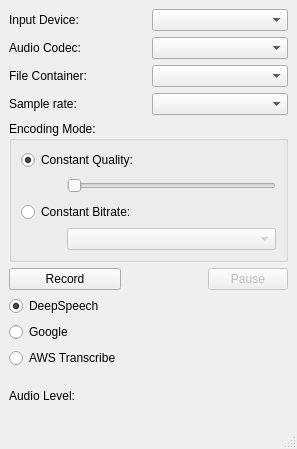
The window that audiorecorder.ui (xavi-b/speechrecognitor) describes before a commit, drawn with Qt 5.
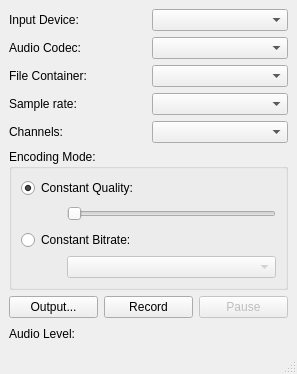
The same window after the commit.

Patch:
```diff
--- a/audiorecorder.ui
+++ b/audiorecorder.ui
@@ -7,7 +7,7 @@
     <x>0</x>
     <y>0</y>
     <width>297</width>
-    <height>449</height>
+    <height>374</height>
    </rect>
   </property>
   <property name="windowTitle">
@@ -15,28 +15,25 @@
   </property>
   <widget class="QWidget" name="centralwidget">
    <layout class="QGridLayout" name="gridLayout_3">
-    <item row="8" column="1" colspan="2">
-     <layout class="QVBoxLayout" name="levelsLayout"/>
-    </item>
-    <item row="8" column="0">
-     <widget class="QLabel" name="levelLabel">
-      <property name="text">
-       <string>Audio Level:</string>
-      </property>
-     </widget>
-    </item>
-    <item row="4" column="2">
-     <widget class="QPushButton" name="pauseButton">
-      <property name="enabled">
-       <bool>false</bool>
-      </property>
-      <property name="text">
-       <string>Pause</string>
-      </property>
-     </widget>
-    </item>
     <item row="0" column="0" colspan="3">
      <layout class="QGridLayout" name="gridLayout_2">
+      <item row="3" column="0">
+       <widget class="QLabel" name="label_4">
+        <property name="text">
+         <string>Sample rate:</string>
+        </property>
+       </widget>
+      </item>
+      <item row="0" column="1">
+       <widget class="QComboBox" name="audioDeviceBox"/>
+      </item>
+      <item row="1" column="0">
+       <widget class="QLabel" name="label_2">
+        <property name="text">
+         <string>Audio Codec:</string>
+        </property>
+       </widget>
+      </item>
       <item row="0" column="0">
        <widget class="QLabel" name="label">
         <property name="text">
@@ -51,48 +48,27 @@
         </property>
        </widget>
       </item>
-      <item row="0" column="1">
-       <widget class="QComboBox" name="audioDeviceBox"/>
-      </item>
       <item row="2" column="1">
        <widget class="QComboBox" name="containerBox"/>
       </item>
-      <item row="1" column="0">
-       <widget class="QLabel" name="label_2">
-        <property name="text">
-         <string>Audio Codec:</string>
-        </property>
-       </widget>
-      </item>
-      <item row="1" column="1">
-       <widget class="QComboBox" name="audioCodecBox"/>
-      </item>
-      <item row="3" column="0">
-       <widget class="QLabel" name="label_4">
-        <property name="text">
-         <string>Sample rate:</string>
-        </property>
-       </widget>
-      </item>
       <item row="3" column="1">
        <widget class="QComboBox" name="sampleRateBox"/>
       </item>
+      <item row="1" column="1">
+       <widget class="QComboBox" name="audioCodecBox"/>
+      </item>
+      <item row="4" column="0">
+       <widget class="QLabel" name="label_5">
+        <property name="text">
+         <string>Channels:</string>
+        </property>
+       </widget>
+      </item>
+      <item row="4" column="1">
+       <widget class="QComboBox" name="channelsBox"/>
+      </item>
      </layout>
     </item>
-    <item row="4" column="0">
-     <widget class="QPushButton" name="recordButton">
-      <property name="text">
-       <string>Record</string>
-      </property>
-     </widget>
-    </item>
-    <item row="6" column="0">
-     <widget class="QRadioButton" name="googleSpeechRadioBtn">
-      <property name="text">
-       <string>Google</string>
-      </property>
-     </widget>
-    </item>
     <item row="1" column="0" colspan="3">
      <widget class="QGroupBox" name="groupBox">
       <property name="title">
@@ -165,23 +141,40 @@
       </layout>
      </widget>
     </item>
-    <item row="5" column="0">
-     <widget class="QRadioButton" name="deepSpeechRadioBtn">
+    <item row="2" column="0">
+     <widget class="QPushButton" name="outputButton">
       <property name="text">
-       <string>DeepSpeech</string>
+       <string>Output...</string>
       </property>
-      <property name="checked">
-       <bool>true</bool>
+     </widget>
+    </item>
+    <item row="2" column="1">
+     <widget class="QPushButton" name="recordButton">
+      <property name="text">
+       <string>Record</string>
       </property>
      </widget>
     </item>
-    <item row="7" column="0">
-     <widget class="QRadioButton" name="awsTranscribeRadioBtn">
+    <item row="2" column="2">
+     <widget class="QPushButton" name="pauseButton">
+      <property name="enabled">
+       <bool>false</bool>
+      </property>
       <property name="text">
-       <string>AWS Transcribe</string>
+       <string>Pause</string>
       </property>
      </widget>
     </item>
+    <item row="3" column="0">
+     <widget class="QLabel" name="levelLabel">
+      <property name="text">
+       <string>Audio Level:</string>
+      </property>
+     </widget>
+    </item>
+    <item row="3" column="1" colspan="2">
+     <layout class="QVBoxLayout" name="levelsLayout"/>
+    </item>
    </layout>
   </widget>
   <widget class="QStatusBar" name="statusbar"/>
```
Left out of the diff: 16 changed lines with no effect on the pictures.
